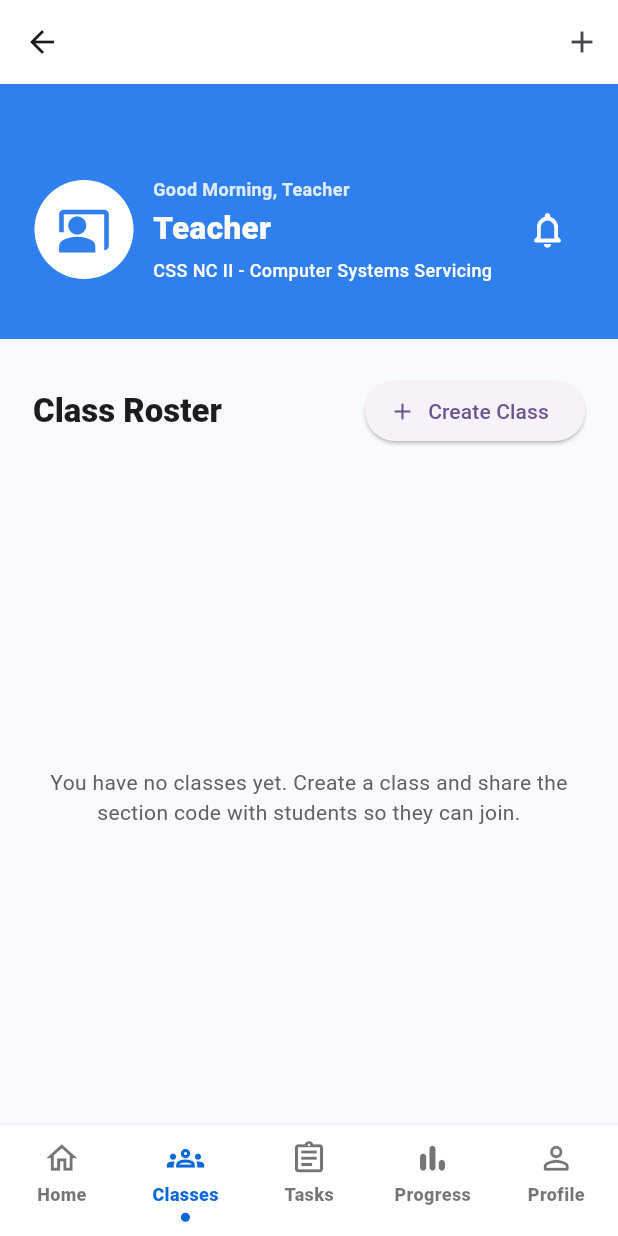
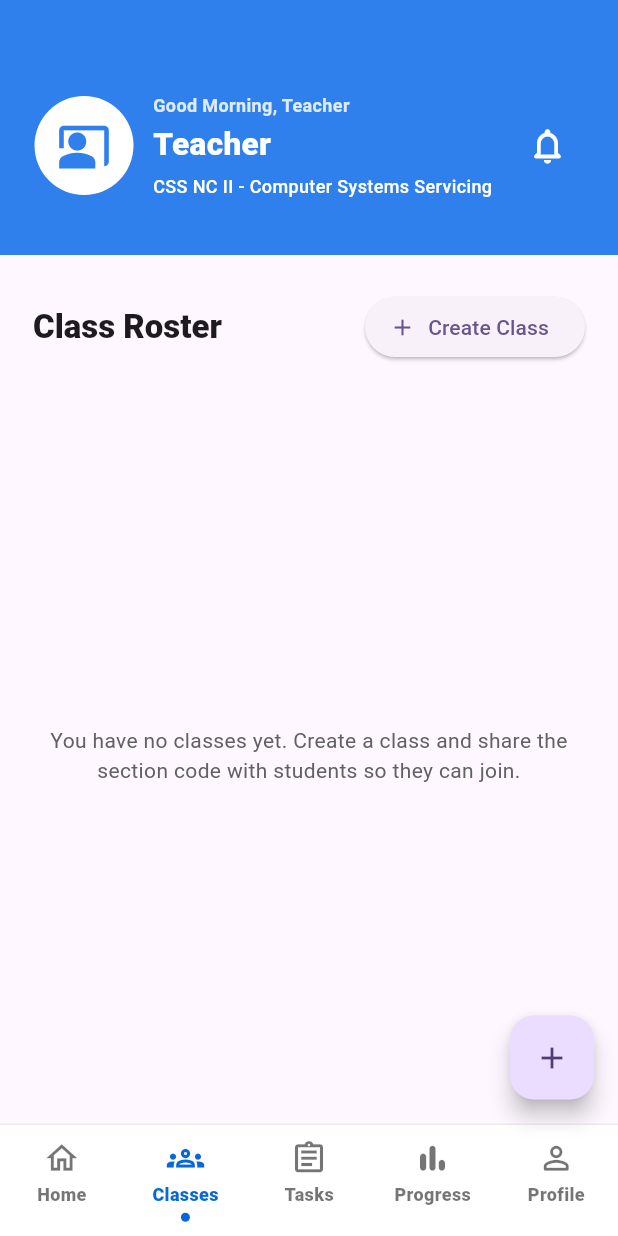
Before and after one commit to devlozano/ICTeach, a Flutter app: the TeacherHomePage screen opened directly, after a tap on "Manage Classes", on a phone screen of 412 x 824 dp. Run offline on Flutter 3.47's test engine with Material 3 defaults, Android fonts, the phone set to English and light mode, and no system bars; our stand-ins replace cloud_firestore, firebase_auth, firebase_core; accounts and stored records are empty.

Commit message:
create class

```diff
--- a/lib/teacher_home.dart
+++ b/lib/teacher_home.dart
@@ -13,6 +13,13 @@ class TeacherHomePage extends StatefulWidget {
 class _TeacherHomePageState extends State<TeacherHomePage> {
   // Tracks the active bottom navigation panel index
   int _currentTabIndex = 0;
+  late final Stream<QuerySnapshot<Map<String, dynamic>>> _classesStream;
+
+  @override
+  void initState() {
+    super.initState();
+    _classesStream = teacherClassesStream();
+  }
 
   @override
   Widget build(BuildContext context) {
@@ -27,24 +34,12 @@ class _TeacherHomePageState extends State<TeacherHomePage> {
           .doc(user.uid)
           .snapshots(),
       builder: (context, snapshot) {
-        if (snapshot.connectionState == ConnectionState.waiting) {
-          return const Scaffold(
-            body: Center(child: CircularProgressIndicator()),
-          );
-        }
-
         final profile = snapshot.data?.data();
         final name = _teacherName(profile, user);
 
         return StreamBuilder<QuerySnapshot<Map<String, dynamic>>>(
-          stream: teacherClassesStream(),
+          stream: _classesStream,
           builder: (context, classesSnapshot) {
-            if (classesSnapshot.connectionState == ConnectionState.waiting) {
-              return const Scaffold(
-                body: Center(child: CircularProgressIndicator()),
-              );
-            }
-
             final classDocs = classesSnapshot.data?.docs ?? [];
             final classes = classDocs
                 .map((doc) => _TeacherClassData.fromSnapshot(doc))
@@ -60,29 +55,6 @@ class _TeacherHomePageState extends State<TeacherHomePage> {
             );
 
             return Scaffold(
-              backgroundColor: const Color(0xFFF8FAFF),
-              appBar: AppBar(
-                backgroundColor: Colors.white,
-                elevation: 0,
-                actions: [
-                  IconButton(
-                    icon: const Icon(Icons.add),
-                    tooltip: 'Create Class',
-                    onPressed: () async {
-                      final result = await Navigator.push(
-                        context,
-                        MaterialPageRoute(
-                          builder: (_) => const CreateClassPage(),
-                        ),
-                      );
-
-                      if (result == true && mounted) {
-                        setState(() {});
-                      }
-                    },
-                  ),
-                ],
-              ),
               body: SafeArea(
                 top: false,
                 child: Column(
@@ -99,7 +71,7 @@ class _TeacherHomePageState extends State<TeacherHomePage> {
                               crossAxisAlignment: CrossAxisAlignment.start,
                               children: [
                                 _TeacherSummary(
-                                  classStream: teacherClassesStream(),
+                                  classStream: _classesStream,
                                   studentCount: studentCount,
                                   pendingReviewCount: pendingReviewCount,
                                 ),
@@ -149,6 +121,30 @@ class _TeacherHomePageState extends State<TeacherHomePage> {
                   });
                 },
               ),
+              floatingActionButton: FloatingActionButton(
+                heroTag: "createClass",
+                child: const Icon(Icons.add),
+                onPressed: () async {
+                  final result = await Navigator.push(
+                    context,
+                    PageRouteBuilder(
+                      pageBuilder: (_, animation, secondaryAnimation) =>
+                          const CreateClassPage(),
+                      transitionsBuilder:
+                          (_, animation, secondaryAnimation, child) {
+                            return FadeTransition(
+                              opacity: animation,
+                              child: child,
+                            );
+                          },
+                    ),
+                  );
+
+                  if (result == true && mounted) {
+                    setState(() {});
+                  }
+                },
+              ),
             );
           },
         );
@@ -162,20 +158,13 @@ class _TeacherHomePageState extends State<TeacherHomePage> {
     return FirebaseFirestore.instance
         .collection('classes')
         .where('teacherId', isEqualTo: user!.uid)
-        .orderBy('createdAt', descending: true)
         .snapshots();
   }
 
   Widget buildClassesTab() {
     return StreamBuilder<QuerySnapshot>(
-      stream: teacherClassesStream(),
+      stream: _classesStream,
       builder: (context, snapshot) {
-        if (snapshot.connectionState == ConnectionState.waiting) {
-          return const Scaffold(
-            body: Center(child: CircularProgressIndicator()),
-          );
-        }
-
         final classDocs = snapshot.data?.docs ?? [];
 
         return Column(
@@ -195,8 +184,16 @@ class _TeacherHomePageState extends State<TeacherHomePage> {
                     onPressed: () async {
                       final result = await Navigator.push(
                         context,
-                        MaterialPageRoute(
-                          builder: (context) => const CreateClassPage(),
+                        PageRouteBuilder(
+                          pageBuilder: (_, animation, secondaryAnimation) =>
+                              const CreateClassPage(),
+                          transitionsBuilder:
+                              (_, animation, secondaryAnimation, child) {
+                                return FadeTransition(
+                                  opacity: animation,
+                                  child: child,
+                                );
+                              },
                         ),
                       );
 
@@ -212,7 +209,11 @@ class _TeacherHomePageState extends State<TeacherHomePage> {
             ),
             const SizedBox(height: 16),
             Expanded(
-              child: classDocs.isEmpty
+              child:
+                  snapshot.connectionState == ConnectionState.waiting &&
+                      classDocs.isEmpty
+                  ? const Center(child: CircularProgressIndicator())
+                  : classDocs.isEmpty
                   ? Center(
                       child: Padding(
                         padding: const EdgeInsets.symmetric(horizontal: 24.0),
@@ -464,7 +465,7 @@ class _TeacherSummary extends StatelessWidget {
             stream: classStream,
             builder: (context, snapshot) {
               final count = snapshot.data?.docs.length ?? 0;
-              return _SummaryItem(label: 'My Classes', value: '$count Classes');
+              return _SummaryItem(label: 'My Classes', value: '$count');
             },
           ),
           const _SummaryDivider(),
```
